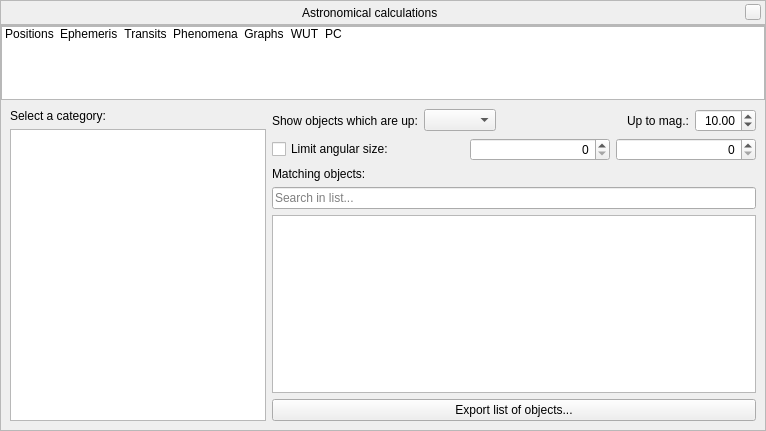
Before: the Qt Designer form src/gui/astroCalcDialog.ui in Stellarium/stellarium, drawn with Qt 5.
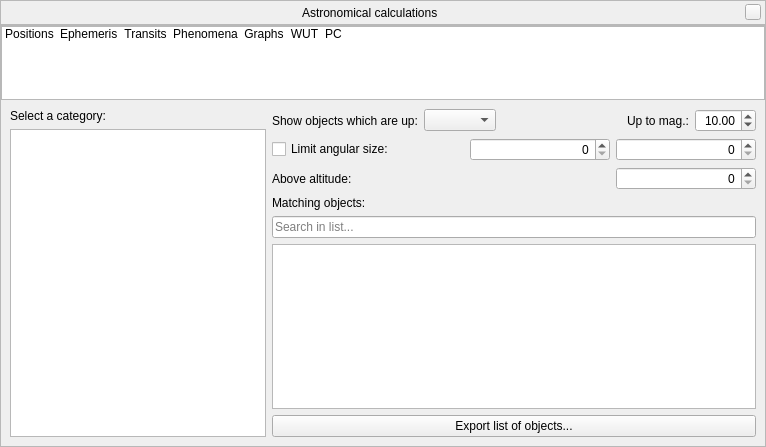
After: the same form once the commit is applied. The open tabs and pages were chosen to show the change. Icons and pictures are not drawn. Custom widgets are drawn as their Qt base class.

Commit message: Added support minimum altitude for RST times in AstroCalc/WUT tool (fix #1089)

What changed in the file:
```diff
--- a/src/gui/astroCalcDialog.ui
+++ b/src/gui/astroCalcDialog.ui
@@ -7,7 +7,7 @@
     <x>0</x>
     <y>0</y>
     <width>766</width>
-    <height>431</height>
+    <height>447</height>
    </rect>
   </property>
   <layout class="QVBoxLayout" name="verticalLayout">
@@ -1917,27 +1917,6 @@
         </widget>
         <widget class="QWidget" name="stackedWidgetPage6">
          <layout class="QGridLayout" name="gridLayout">
-          <item row="0" column="0" rowspan="3">
-           <layout class="QVBoxLayout" name="verticalLayout_3">
-            <item>
-             <widget class="QLabel" name="label_3">
-              <property name="text">
-               <string>Select a category:</string>
-              </property>
-             </widget>
-            </item>
-            <item>
-             <widget class="QListWidget" name="wutCategoryListWidget">
-              <property name="sizePolicy">
-               <sizepolicy hsizetype="Minimum" vsizetype="Expanding">
-                <horstretch>0</horstretch>
-                <verstretch>0</verstretch>
-               </sizepolicy>
-              </property>
-             </widget>
-            </item>
-           </layout>
-          </item>
           <item row="0" column="1">
            <layout class="QHBoxLayout" name="horizontalLayout_12">
             <item>
@@ -1997,7 +1976,7 @@
             </item>
            </layout>
           </item>
-          <item row="2" column="1">
+          <item row="3" column="1">
            <layout class="QVBoxLayout" name="verticalLayout_5">
             <item>
              <widget class="QLabel" name="label_4">
@@ -2044,6 +2023,27 @@
             </item>
            </layout>
           </item>
+          <item row="0" column="0" rowspan="4">
+           <layout class="QVBoxLayout" name="verticalLayout_3">
+            <item>
+             <widget class="QLabel" name="label_3">
+              <property name="text">
+               <string>Select a category:</string>
+              </property>
+             </widget>
+            </item>
+            <item>
+             <widget class="QListWidget" name="wutCategoryListWidget">
+              <property name="sizePolicy">
+               <sizepolicy hsizetype="Minimum" vsizetype="Expanding">
+                <horstretch>0</horstretch>
+                <verstretch>0</verstretch>
+               </sizepolicy>
+              </property>
+             </widget>
+            </item>
+           </layout>
+          </item>
           <item row="1" column="1">
            <layout class="QHBoxLayout" name="wutAngularLimitLayout">
             <item>
@@ -2109,6 +2109,43 @@
             </item>
            </layout>
           </item>
+          <item row="2" column="1">
+           <layout class="QHBoxLayout" name="horizontalLayout_22">
+            <item>
+             <widget class="QLabel" name="label_6">
+              <property name="text">
+               <string>Above altitude:</string>
+              </property>
+             </widget>
+            </item>
+            <item>
+             <spacer name="horizontalSpacer_13">
+              <property name="orientation">
+               <enum>Qt::Horizontal</enum>
+              </property>
+              <property name="sizeHint" stdset="0">
+               <size>
+                <width>40</width>
+                <height>20</height>
+               </size>
+              </property>
+             </spacer>
+            </item>
+            <item>
+             <widget class="AngleSpinBox" name="wutAltitudeMinSpinBox">
+              <property name="minimumSize">
+               <size>
+                <width>140</width>
+                <height>0</height>
+               </size>
+              </property>
+              <property name="alignment">
+               <set>Qt::AlignRight|Qt::AlignTrailing|Qt::AlignVCenter</set>
+              </property>
+             </widget>
+            </item>
+           </layout>
+          </item>
          </layout>
         </widget>
         <widget class="QWidget" name="stackedWidgetPage7">
```
The commit also changes 2 other files.
